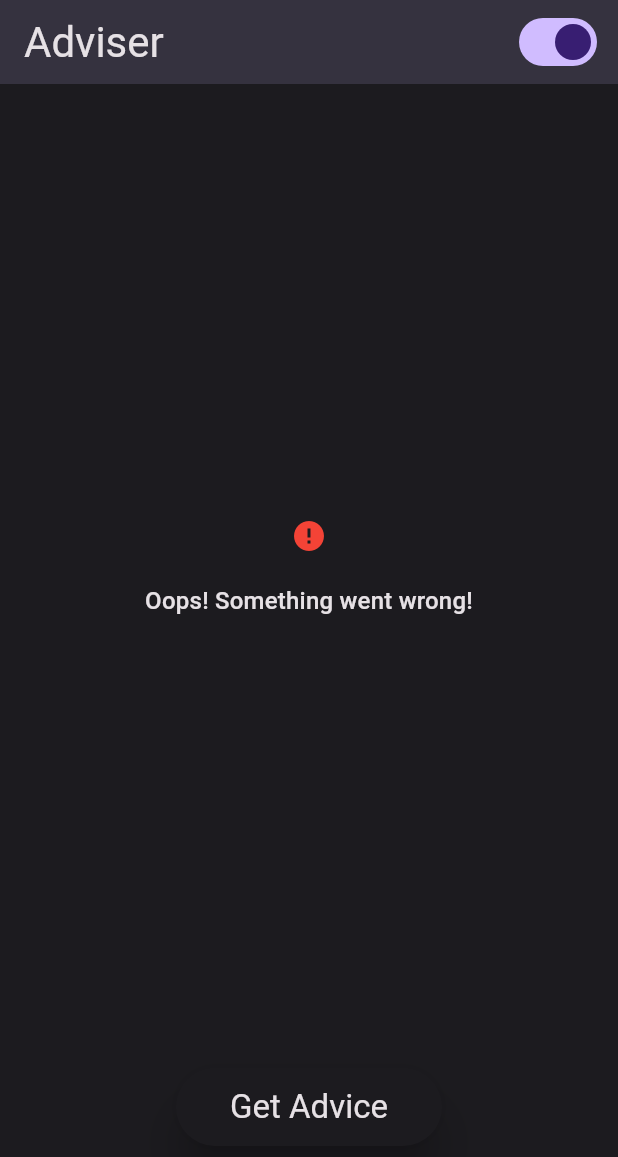
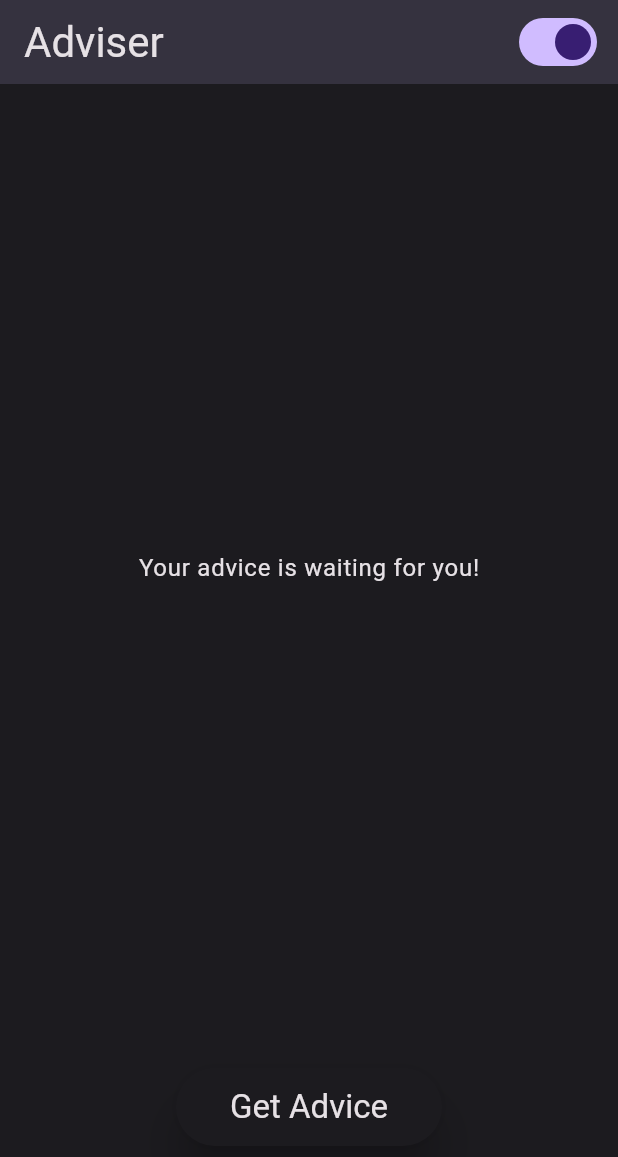
Before and after one commit to we-mohd-i001/clean_architecture_app, a Flutter app: the screen it shows after launch, on a phone screen of 412 x 824 dp. Shown: the top 1157 px of the screen. Run offline on Flutter 3.47's test engine with Material 2 defaults, Android fonts, the phone set to English and light mode, and no system bars; our stand-ins replace flutter_bloc; missing offline and left inert: dart:ffi.

Commit message:
Added state management to the app

```diff
--- a/lib/application/pages/advice/adviser_page.dart
+++ b/lib/application/pages/advice/adviser_page.dart
@@ -1,8 +1,10 @@
 import 'package:clean_architecture_app/application/core/services/theme_service.dart';
+import 'package:clean_architecture_app/application/pages/advice/bloc/adviser_bloc.dart';
 import 'package:clean_architecture_app/application/pages/advice/widgets/advice_field.dart';
 import 'package:clean_architecture_app/application/pages/advice/widgets/custom_button.dart';
 import 'package:clean_architecture_app/application/pages/advice/widgets/error_message.dart';
 import 'package:flutter/material.dart';
+import 'package:flutter_bloc/flutter_bloc.dart';
 import 'package:provider/provider.dart';
 
 class AdviserPage extends StatelessWidget {
@@ -25,23 +27,39 @@ class AdviserPage extends StatelessWidget {
               onChanged: (_) {
                 Provider.of<ThemeService>(context, listen: false).toggleTheme();
               }),
-          const SizedBox(width: 10,),
+          const SizedBox(
+            width: 10,
+          ),
         ],
       ),
       body: Padding(
         padding: const EdgeInsets.symmetric(horizontal: 40),
         child: Column(
-          children: const [
-            SizedBox(height: 20,),
+          children: [
+            const SizedBox(
+              height: 20,
+            ),
             Expanded(child: Center(
-                child:
-                ErrorMessage(errorMessageText: 'Oops! Something went wrong!')
-                //AdviceField(adviceText: '''"Example advice - Good things come with time!"''',),
-
-            //CircularProgressIndicator(),
-            //Text('Your advice is waiting for you!', style: themeData.textTheme.bodyLarge,)
+              child: BlocBuilder<AdviserBloc, AdviserState>(
+                  builder: (context, state) {
+                if (state is AdviserInitial) {
+                  return Text(
+                    'Your advice is waiting for you!',
+                    style: themeData.textTheme.bodyLarge,
+                  );
+                } else if (state is AdviserStateLoading) {
+                  return const CircularProgressIndicator();
+                } else if (state is AdviserStateLoaded) {
+                  return AdviceField(
+                    adviceText: '''"${state.advice}"''',
+                  );
+                } else if (state is AdviserStateError) {
+                  return ErrorMessage(errorMessageText: state.errorMessage);
+                }
+                return const SizedBox();
+              }),
             )),
-            Padding(
+            const Padding(
               padding: EdgeInsets.only(top: 30, bottom: 60),
               child: CustomButton(buttonText: 'Get Advice'),
             ),
--- a/lib/application/pages/advice/bloc/adviser_bloc.dart
+++ b/lib/application/pages/advice/bloc/adviser_bloc.dart
@@ -6,11 +6,13 @@ part 'adviser_state.dart';
 class AdviserBloc extends Bloc<AdviserEvent, AdviserState> {
   AdviserBloc() : super(AdviserInitial()) {
     on<AdviceRequestedEvent>((event, emit) async {
+      print('Fake advice triggered!');
       emit(AdviserStateLoading());
-      print('Fake advice triggered!');
-      await Future.delayed(Duration(seconds: 3), () {});
+      await Future.delayed(const Duration(seconds: 3), () {
+        print('waiting for 3 seconds...');
+      });
       emit(AdviserStateLoaded('Fake advice for testing bloc!'));
-      emit(AdviserStateError('Test erro!'));
+      //emit(AdviserStateError('Test error!'));
     });
   }
 }
--- a/lib/application/pages/advice/widgets/custom_button.dart
+++ b/lib/application/pages/advice/widgets/custom_button.dart
@@ -1,6 +1,8 @@
 import 'dart:ffi';
 
+import 'package:clean_architecture_app/application/pages/advice/bloc/adviser_bloc.dart';
 import 'package:flutter/material.dart';
+import 'package:flutter_bloc/flutter_bloc.dart';
 
 class CustomButton extends StatelessWidget {
   final String buttonText;
@@ -10,7 +12,9 @@ class CustomButton extends StatelessWidget {
     final themeData = Theme.of(context);
     return ElevatedButton(
       style: const ButtonStyle(elevation: MaterialStatePropertyAll(12.0)),
-        onPressed: () {},
+        onPressed: () {
+        BlocProvider.of<AdviserBloc>(context).add(AdviceRequestedEvent());
+        },
         child: Padding(
           padding: const EdgeInsets.all(12.0),
           child: Text(
--- a/lib/main.dart
+++ b/lib/main.dart
@@ -1,12 +1,15 @@
 import 'package:clean_architecture_app/application/core/services/theme_service.dart';
 import 'package:clean_architecture_app/application/pages/advice/adviser_page.dart';
+import 'package:clean_architecture_app/application/pages/advice/bloc/adviser_bloc.dart';
 import 'package:clean_architecture_app/theme/color_schemes/color_schemes.dart';
 import 'package:flutter/material.dart';
+import 'package:flutter_bloc/flutter_bloc.dart';
 import 'package:provider/provider.dart';
 
 void main() {
   runApp(
-    ChangeNotifierProvider(create: (context) => ThemeService(), child: const MyApp()),
+    ChangeNotifierProvider(
+        create: (context) => ThemeService(), child: const MyApp()),
   );
 }
 
@@ -15,7 +18,7 @@ class MyApp extends StatelessWidget {
 
   @override
   Widget build(BuildContext context) {
-    return Consumer<ThemeService>(builder:(context, themeService, child){
+    return Consumer<ThemeService>(builder: (context, themeService, child) {
       return MaterialApp(
         debugShowCheckedModeBanner: false,
         title: 'Flutter Demo',
@@ -27,7 +30,10 @@ class MyApp extends StatelessWidget {
         //   'counter': (context) => const CounterScreen(),
         //   'listview': (context) => const ListExample(),
         // },
-        home: const AdviserPage(),
+        home: BlocProvider(
+          create: (context) => AdviserBloc(),
+          child: const AdviserPage(),
+        ),
       );
     });
   }
```
